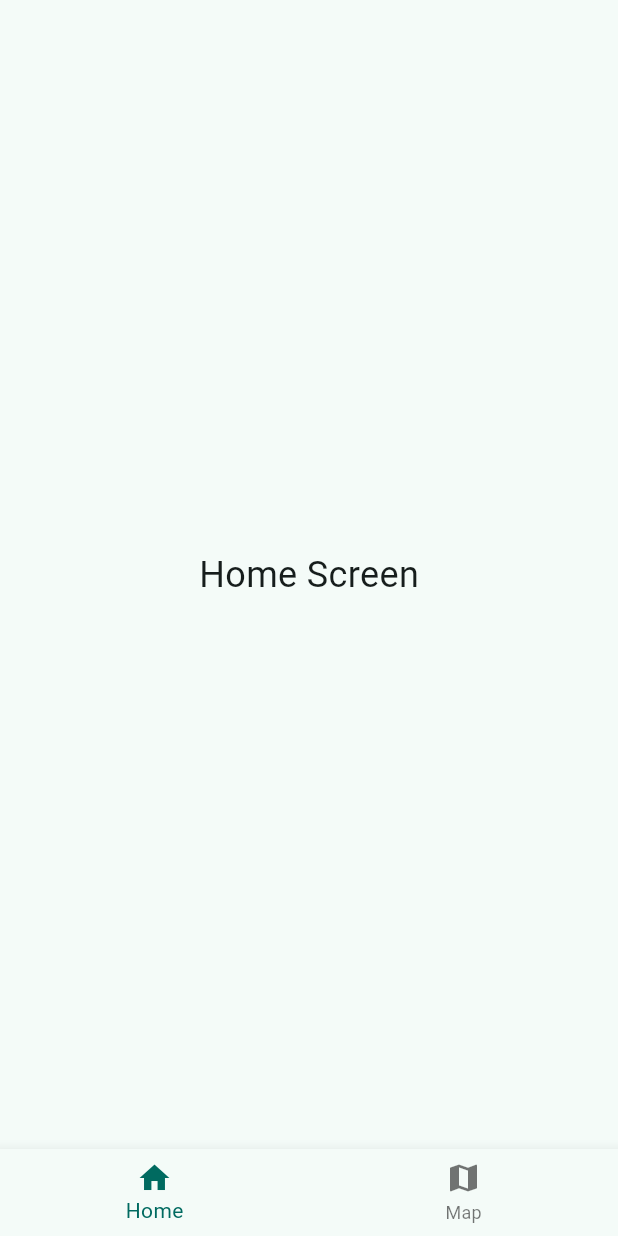
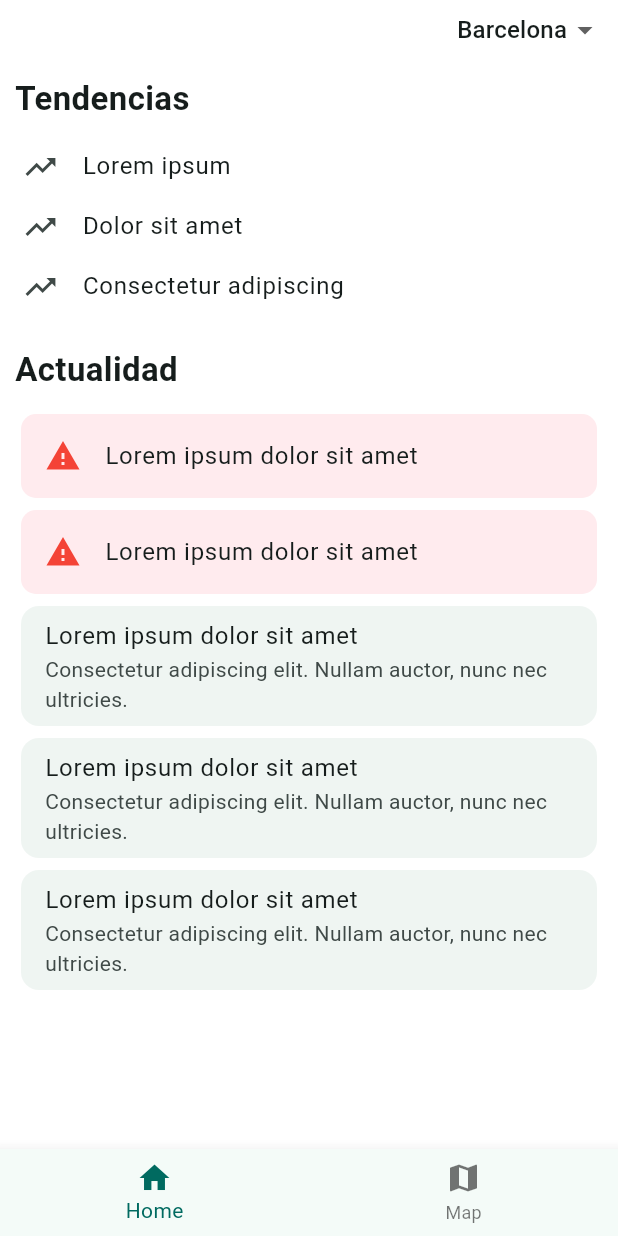
Before and after one commit to xavi-burgos99/urgencity, a Flutter app: the screen it shows after launch, on a phone screen of 412 x 824 dp. Run offline on Flutter 3.47's test engine with Material 3 defaults, Android fonts, the phone set to English and light mode, and no system bars.

Commit message:
Home init

```diff
--- /dev/null
+++ b/lib/data.dart
@@ -0,0 +1,66 @@
+class NewsItem {
+  final String title;
+  final String description;
+  final List<String> references;
+  final String type = 'news';
+  NewsItem({required this.title, required this.description, required this.references});
+}
+
+class AlertItem extends NewsItem {
+  @override
+  final String type = 'alert';
+  AlertItem({required super.title, required super.description, required super.references});
+}
+
+class TrendingSearchItem {
+  final String label;
+  TrendingSearchItem({required this.label});
+}
+
+class CityItem {
+  final String name;
+  final String zipCode;
+  CityItem({required this.name, required this.zipCode});
+}
+
+class Data {
+  static final List<NewsItem> news = [
+    AlertItem(
+        title: 'Lorem ipsum dolor sit amet',
+        description: 'Consectetur adipiscing elit. Nullam auctor, nunc nec ultricies.',
+        references: ['https://example.com/1', 'https://example.com/2']
+    ),
+    AlertItem(
+        title: 'Lorem ipsum dolor sit amet',
+        description: 'Consectetur adipiscing elit. Nullam auctor, nunc nec ultricies.',
+        references: ['https://example.com/1', 'https://example.com/2']
+    ),
+    NewsItem(
+      title: 'Lorem ipsum dolor sit amet',
+      description: 'Consectetur adipiscing elit. Nullam auctor, nunc nec ultricies.',
+      references: ['https://example.com/1', 'https://example.com/2']
+    ),
+    NewsItem(
+      title: 'Lorem ipsum dolor sit amet',
+      description: 'Consectetur adipiscing elit. Nullam auctor, nunc nec ultricies.',
+      references: ['https://example.com/1', 'https://example.com/2']
+    ),
+    NewsItem(
+      title: 'Lorem ipsum dolor sit amet',
+      description: 'Consectetur adipiscing elit. Nullam auctor, nunc nec ultricies.',
+      references: ['https://example.com/1', 'https://example.com/2']
+    ),
+  ];
+
+  static final List<TrendingSearchItem> trendingSearches = [
+    TrendingSearchItem(label: 'Lorem ipsum'),
+    TrendingSearchItem(label: 'Dolor sit amet'),
+    TrendingSearchItem(label: 'Consectetur adipiscing'),
+  ];
+
+  static final List<CityItem> cities = [
+    CityItem(name: 'Barcelona', zipCode: '08001'),
+    CityItem(name: 'Madrid', zipCode: '28001'),
+    CityItem(name: 'Valencia', zipCode: '46001'),
+  ];
+}
--- a/lib/home_screen.dart
+++ b/lib/home_screen.dart
@@ -1,3 +1,4 @@
+import 'data.dart';
 import 'package:flutter/material.dart';
 
 class HomeScreen extends StatelessWidget {
@@ -5,8 +6,83 @@ class HomeScreen extends StatelessWidget {
 
   @override
   Widget build(BuildContext context) {
-    return const Center(
-      child: Text('Home Screen', style: TextStyle(fontSize: 24)),
+
+    return Scaffold(
+      appBar: AppBar(
+        toolbarHeight: 40, // Reduce la altura de la AppBar
+        elevation: 0, // Elimina la sombra para un diseño más limpio
+        backgroundColor: Colors.transparent, // Hace que el fondo sea transparente si se desea
+        actions: [
+          Padding(
+            padding: const EdgeInsets.symmetric(horizontal: 10),
+            child: StatefulBuilder(
+              builder: (BuildContext context, StateSetter setState) {
+                String? selectedCity = Data.cities.first.zipCode; // Primer elemento como default
+                return DropdownButton<String>(
+                  value: selectedCity,
+                  items: Data.cities.map((city) {
+                    return DropdownMenuItem<String>(
+                      value: city.zipCode,
+                      child: Text(city.name),
+                    );
+                  }).toList(),
+                  onChanged: (String? newValue) {
+                    if (newValue != null) {
+                      setState(() {
+                        selectedCity = newValue;
+                      });
+                    }
+                  },
+                  underline: const SizedBox(),
+                  elevation: 0,
+                  borderRadius: BorderRadius.circular(10),
+                  dropdownColor: Colors.teal[50],
+                );
+              },
+            ),
+          ),
+        ],
+      ),
+      body: ListView(
+        children: [
+          Padding(
+            padding: const EdgeInsets.only(left: 10, right: 10, top: 10, bottom: 10),
+            child: Column(
+              crossAxisAlignment: CrossAxisAlignment.start,
+              children: [
+                const Text(
+                  'Tendencias',
+                  style: TextStyle(fontSize: 22, fontWeight: FontWeight.bold),
+                ),
+                const SizedBox(height: 10),
+                ...Data.trendingSearches.map((search) => ListTile(
+                  contentPadding: const EdgeInsets.symmetric(horizontal: 5),
+                  leading: const Icon(Icons.trending_up),
+                  title: Text(search.label),
+                  visualDensity: const VisualDensity(vertical: -4),
+                )),
+                const SizedBox(height: 20),
+                const Text(
+                  'Actualidad',
+                  style: TextStyle(fontSize: 22, fontWeight: FontWeight.bold),
+                ),
+                const SizedBox(height: 10),
+                ...Data.news.map((article) => Card(
+                  child: ListTile(
+                    title: Text(article.title),
+                    subtitle: article.type == 'alert' ? null : Text(article.description),
+                    tileColor: article.type == 'alert' ? Colors.red[50] : null,
+                    leading: article.type == 'alert' ? const Icon(Icons.warning, color: Colors.red) : null,
+                    shape: RoundedRectangleBorder(
+                      borderRadius: BorderRadius.circular(10),
+                    ),
+                  ),
+                )),
+              ],
+            ),
+          ),
+        ],
+      ),
     );
   }
 }
--- a/lib/main.dart
+++ b/lib/main.dart
@@ -1,8 +1,15 @@
 import 'package:flutter/material.dart';
+import 'package:flutter/services.dart';
 import 'home_screen.dart';
 import 'map_screen.dart';
 
 void main() {
+  WidgetsFlutterBinding.ensureInitialized();
+  SystemChrome.setSystemUIOverlayStyle(const SystemUiOverlayStyle(
+    statusBarColor: Colors.transparent,
+    statusBarIconBrightness: Brightness.dark,
+    statusBarBrightness: Brightness.light,
+  ));
   runApp(const MyApp());
 }
 
@@ -12,10 +19,14 @@ class MyApp extends StatelessWidget {
   @override
   Widget build(BuildContext context) {
     return MaterialApp(
-      title: 'Flutter Demo',
+      title: 'UrgenCity',
       theme: ThemeData(
+        useMaterial3: true,
         colorScheme: ColorScheme.fromSeed(seedColor: Colors.teal),
-        useMaterial3: true,
+        scaffoldBackgroundColor: Colors.white,
+        cardTheme: const CardTheme(
+          elevation: 0,
+        ),
       ),
       home: const MainScreen(),
     );
```
